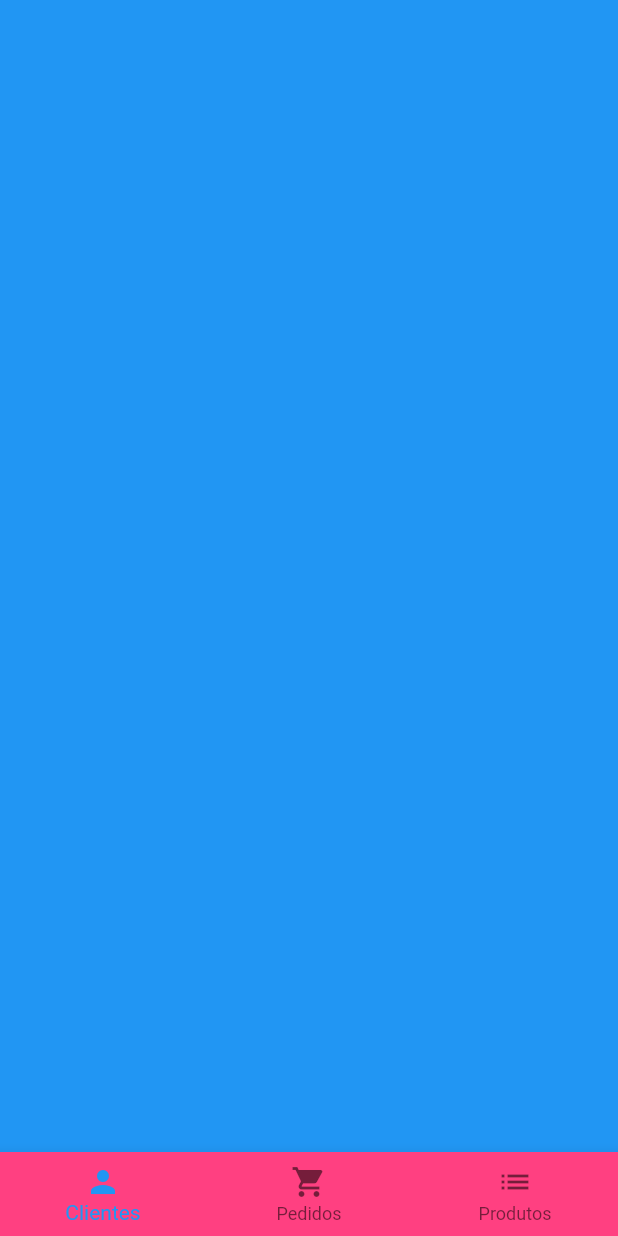
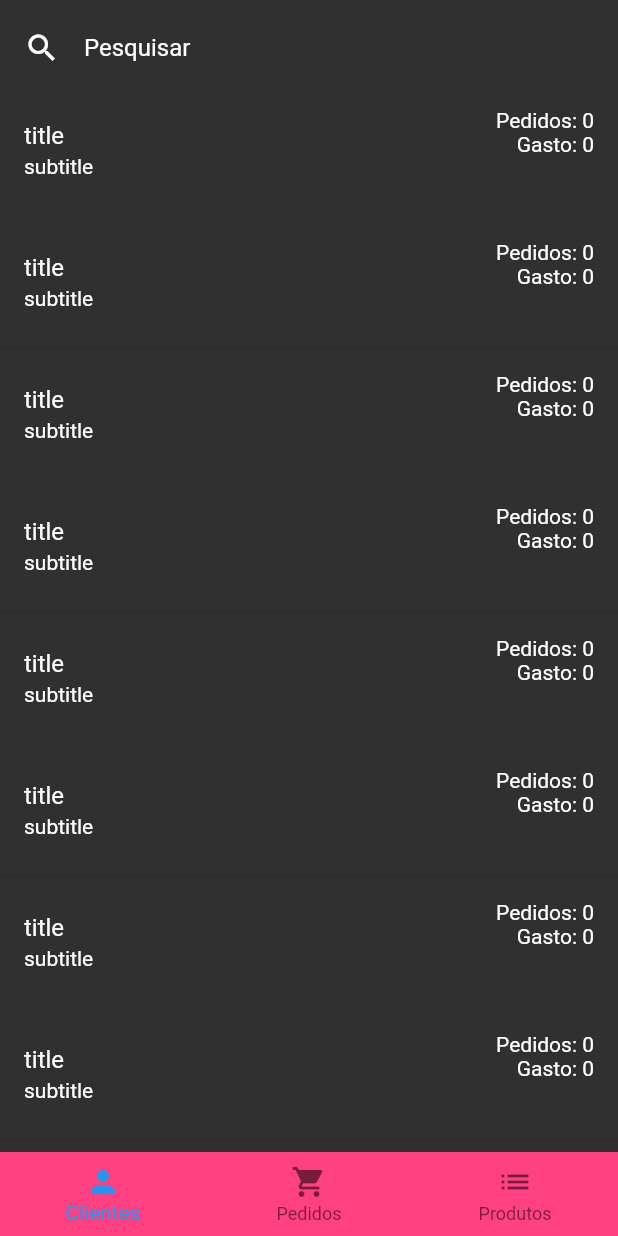
Before and after one commit to macaranduba/flutter_gerente_loja, a Flutter app: the screen it shows once a user with an empty profile is signed in, on a phone screen of 412 x 824 dp. Run offline on Flutter 3.47's test engine with Material 2 defaults, Android fonts, the phone set to English and light mode, and no system bars; our stand-ins replace cloud_firestore, firebase_auth, rxdart; missing offline and left inert: bloc_pattern; accounts and stored records are empty; statements that could not run were skipped.

Commit message:
Tab de Clientes

```diff
--- a/lib/screens/home_screen.dart
+++ b/lib/screens/home_screen.dart
@@ -1,4 +1,5 @@
 import 'package:flutter/material.dart';
+import 'package:gerente_loja/tabs/users_tab.dart';
 
 class HomeScreen extends StatefulWidget {
   @override
@@ -26,9 +27,10 @@ class _HomeScreenState extends State<HomeScreen> {
   Widget build(BuildContext context) {
     return Scaffold(
       backgroundColor: Colors.grey[850],
-      body: PageView(
+      body: SafeArea(
+        child: PageView(
           children: [
-          Container(color: Colors.blue),
+            UsersTab(),
             Container(color: Colors.green),
             Container(color: Colors.red),
           ],
@@ -40,6 +42,7 @@ class _HomeScreenState extends State<HomeScreen> {
           },*/
           onPageChanged: (selectedPageNumber) =>
             setState( () => _pageNumber = selectedPageNumber ),
+        ),
       ),
       bottomNavigationBar: Theme(
         data: Theme.of(context).copyWith(
--- /dev/null
+++ b/lib/tabs/users_tab.dart
@@ -0,0 +1,36 @@
+import 'package:flutter/material.dart';
+import 'package:gerente_loja/widgets/user_title.dart';
+
+class UsersTab extends StatelessWidget {
+  @override
+  Widget build(BuildContext context) {
+    return Column(
+      children: [
+        Padding(
+          padding: const EdgeInsets.symmetric(horizontal: 16, vertical: 8),
+          child: TextField(
+            style: TextStyle(color: Colors.white),
+            decoration: InputDecoration(
+              border: InputBorder.none,
+              hintText: 'Pesquisar',
+              hintStyle: TextStyle(color: Colors.white),
+              icon: Icon(Icons.search, color: Colors.white,),
+            )
+          ),
+        ),
+        Expanded( // just to avoid runtime error due to Column -> ListView.separated hierarchy
+          // where those 2 widgets try to reach the height limite when there is not one
+          child: ListView.separated(
+            itemBuilder: (context, index) {
+              return UserTile();
+            },
+            separatorBuilder: (context, index) {
+              return Divider();
+            },
+            itemCount: 50
+          ),
+        )
+      ],
+    );
+  }
+}
--- /dev/null
+++ b/lib/widgets/user_title.dart
@@ -0,0 +1,29 @@
+import 'package:flutter/material.dart';
+
+class UserTile extends StatelessWidget {
+
+  final _textStyle = TextStyle(color: Colors.white);
+
+  @override
+  Widget build(BuildContext context) {
+    return ListTile(
+      title: Text('title',
+        style: _textStyle,
+      ),
+      subtitle: Text('subtitle',
+        style: _textStyle,
+      ),
+      trailing: Column(
+        crossAxisAlignment: CrossAxisAlignment.end,
+        children: [
+          Text('Pedidos: 0',
+            style: _textStyle,
+          ),
+          Text('Gasto: 0',
+            style: _textStyle,
+          ),
+        ],
+      ),
+    );
+  }
+}
```
Lines whose indentation alone changed are shown as unchanged.
